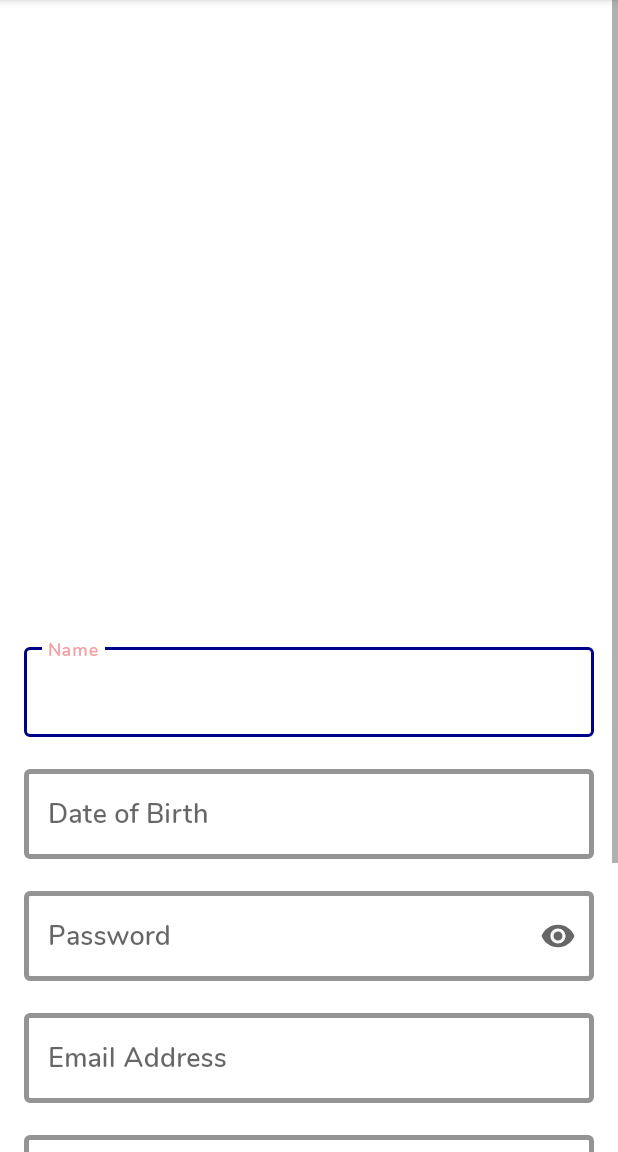
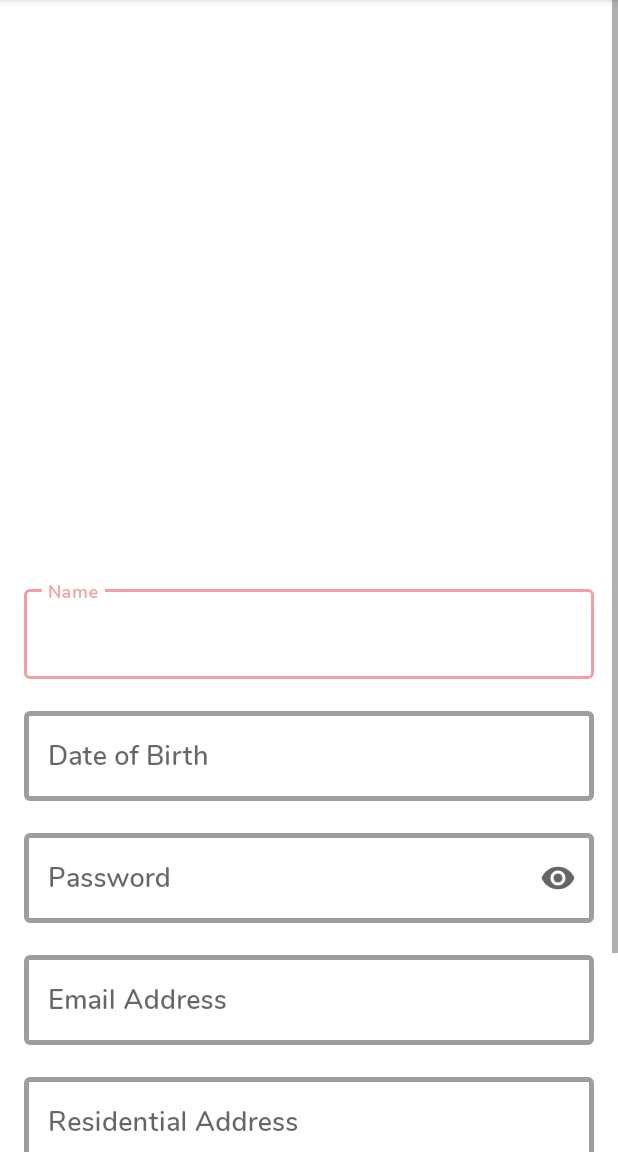
Before and after one commit to sbansal1999/medical-gateway, an Android app: the RegisterActivity screen opened directly, with no data from a screen before it, on a phone screen of 412 x 824 dp, the part 84-1236 px from its top. Run offline under Robolectric (Android 15) with nearby library versions, the phone set to English and light mode, and no system bars.

Commit message:
Added some styles in styles.xml to improve re-usability, added content in activity_login.xml, as well as modified some design stuff in activity_register.xml.

```diff
--- a/app/src/main/res/layout/activity_register.xml
+++ b/app/src/main/res/layout/activity_register.xml
@@ -27,9 +27,8 @@
 
             <com.google.android.material.textfield.TextInputLayout
                 android:id="@+id/text_name"
-                style="@style/textStyle_register"
-                app:boxStrokeColor="#00008B"
-                app:boxStrokeWidth="3dp"
+                style="@style/textStyle_register_input"
+                app:boxStrokeWidth="@dimen/text_input_stroke_width"
                 app:endIconMode="clear_text"
                 app:layout_constraintBottom_toTopOf="@+id/text_dob"
                 app:layout_constraintEnd_toEndOf="parent"
@@ -37,92 +36,73 @@
                 app:layout_constraintTop_toTopOf="@+id/guideline">
 
                 <com.google.android.material.textfield.TextInputEditText
-                    android:layout_width="match_parent"
-                    android:layout_height="wrap_content"
-                    android:hint="@string/name"
-                    android:textSize="18sp"
-                    android:textStyle="bold" />
+                    style="@style/textStyle_register_editText"
+                    android:hint="@string/name" />
 
             </com.google.android.material.textfield.TextInputLayout>
 
             <com.google.android.material.textfield.TextInputLayout
                 android:id="@+id/text_dob"
-                style="@style/textStyle_register"
-                app:boxStrokeColor="#00008B"
-                app:boxStrokeWidth="3dp"
+                style="@style/textStyle_register_input"
+                app:boxStrokeWidth="@dimen/text_input_stroke_width"
                 app:endIconMode="clear_text"
                 app:layout_constraintEnd_toEndOf="parent"
                 app:layout_constraintStart_toStartOf="parent"
                 app:layout_constraintTop_toBottomOf="@+id/text_name">
 
                 <com.google.android.material.textfield.TextInputEditText
-                    android:layout_width="match_parent"
-                    android:layout_height="wrap_content"
-                    android:hint="@string/dob"
-                    android:textSize="18sp"
-                    android:textStyle="bold" />
+                    style="@style/textStyle_register_editText"
+                    android:hint="@string/dob" />
 
             </com.google.android.material.textfield.TextInputLayout>
 
             <com.google.android.material.textfield.TextInputLayout
                 android:id="@+id/text_password"
-                style="@style/textStyle_register"
-                app:boxStrokeColor="#00008B"
-                app:boxStrokeWidth="3dp"
+                style="@style/textStyle_register_input"
+                app:boxStrokeWidth="@dimen/text_input_stroke_width"
                 app:endIconMode="password_toggle"
                 app:layout_constraintEnd_toEndOf="@+id/text_dob"
                 app:layout_constraintStart_toStartOf="@+id/text_dob"
                 app:layout_constraintTop_toBottomOf="@+id/text_dob">
 
                 <com.google.android.material.textfield.TextInputEditText
-                    android:layout_width="match_parent"
-                    android:layout_height="wrap_content"
+                    style="@style/textStyle_register_editText"
                     android:hint="@string/password"
-                    android:inputType="textPassword"
-                    android:textSize="18sp"
-                    android:textStyle="bold" />
+                    android:inputType="textPassword" />
             </com.google.android.material.textfield.TextInputLayout>
 
             <com.google.android.material.textfield.TextInputLayout
                 android:id="@+id/text_residential_address"
-                style="@style/textStyle_register"
-                app:boxStrokeColor="#00008B"
-                app:boxStrokeWidth="3dp"
+                style="@style/textStyle_register_input"
+                app:boxStrokeWidth="@dimen/text_input_stroke_width"
                 app:endIconMode="clear_text"
                 app:layout_constraintEnd_toEndOf="@+id/text_email_address"
                 app:layout_constraintStart_toStartOf="@+id/text_email_address"
                 app:layout_constraintTop_toBottomOf="@+id/text_email_address">
 
                 <com.google.android.material.textfield.TextInputEditText
-                    android:layout_width="match_parent"
-                    android:layout_height="117dp"
-                    android:hint="@string/Address"
-                    android:textSize="18sp"
-                    android:textStyle="bold" />
+                    style="@style/textStyle_register_editText"
+                    android:hint="@string/Address" />
 
             </com.google.android.material.textfield.TextInputLayout>
 
             <com.google.android.material.textfield.TextInputLayout
                 android:id="@+id/text_email_address"
-                style="@style/textStyle_register"
-                app:boxStrokeColor="#00008B"
-                app:boxStrokeWidth="3dp"
+                style="@style/textStyle_register_input"
+                app:boxStrokeWidth="@dimen/text_input_stroke_width"
                 app:endIconMode="clear_text"
                 app:layout_constraintEnd_toEndOf="@+id/text_password"
                 app:layout_constraintStart_toStartOf="@+id/text_password"
                 app:layout_constraintTop_toBottomOf="@+id/text_password">
 
                 <com.google.android.material.textfield.TextInputEditText
-                    android:layout_width="match_parent"
-                    android:layout_height="wrap_content"
-                    android:hint="@string/email"
-                    android:textSize="18sp"
-                    android:textStyle="bold" />
+                    style="@style/textStyle_register_editText"
+                    android:hint="@string/email" />
             </com.google.android.material.textfield.TextInputLayout>
 
             <Button
                 android:id="@+id/button_login"
-                style="@style/textStyle_register"
+                style="@style/textStyle_register_input"
                 android:layout_width="wrap_content"
                 android:layout_height="wrap_content"
                 android:text="@string/register"
@@ -135,7 +115,7 @@
 
             <CheckBox
                 android:id="@+id/checkBox_tc"
-                style="@style/textStyle_register"
+                style="@style/textStyle_register_input"
                 android:text="@string/terms_and_conditions"
                 app:layout_constraintStart_toStartOf="@+id/text_residential_address"
                 app:layout_constraintTop_toBottomOf="@+id/text_residential_address" />
--- a/app/src/main/res/values/dimens.xml
+++ b/app/src/main/res/values/dimens.xml
@@ -2,5 +2,6 @@
 <resources>
     <dimen name="oval_dimen">12dp</dimen>
     <dimen name="space_between_dots">4dp</dimen>
-    <dimen name="standard_main">16dp</dimen>
+    <dimen name="standard">16dp</dimen>
+    <dimen name="text_input_stroke_width">3dp</dimen>
 </resources>
--- a/app/src/main/res/values/strings.xml
+++ b/app/src/main/res/values/strings.xml
@@ -26,4 +26,7 @@
     <string name="terms_and_conditions">I accept the Terms and Conditions</string>
     <string name="help">Help</string>
 
+    <!--    Login Activity-->
+    <string name="user_id">User ID</string>
+
 </resources>
--- a/app/src/main/res/values/styles.xml
+++ b/app/src/main/res/values/styles.xml
@@ -18,7 +18,7 @@
         <item name="android:layout_marginRight">8dp</item>
     </style>
 
-    <style name="textStyle_register" parent="Widget.MaterialComponents.TextInputLayout.OutlinedBox">
+    <style name="textStyle_register_input" parent="Widget.MaterialComponents.TextInputLayout.OutlinedBox">
         <item name="android:layout_width">match_parent</item>
         <item name="android:layout_height">wrap_content</item>
         <item name="android:layout_marginStart">16dp</item>
@@ -28,4 +28,11 @@
         <item name="android:layout_marginBottom">16dp</item>
         <item name="android:layout_marginTop">16dp</item>
     </style>
+
+    <style name="textStyle_register_editText">
+        <item name="android:layout_width">match_parent</item>
+        <item name="android:layout_height">wrap_content</item>
+        <item name="android:textSize">18sp</item>
+        <item name="android:textStyle">bold</item>
+    </style>
 </resources>
```
Also changed, not shown: app/src/main/res/layout/activity_login.xml (+52 -2 lines), app/src/main/res/layout/activity_main.xml (+9 -10 lines).
